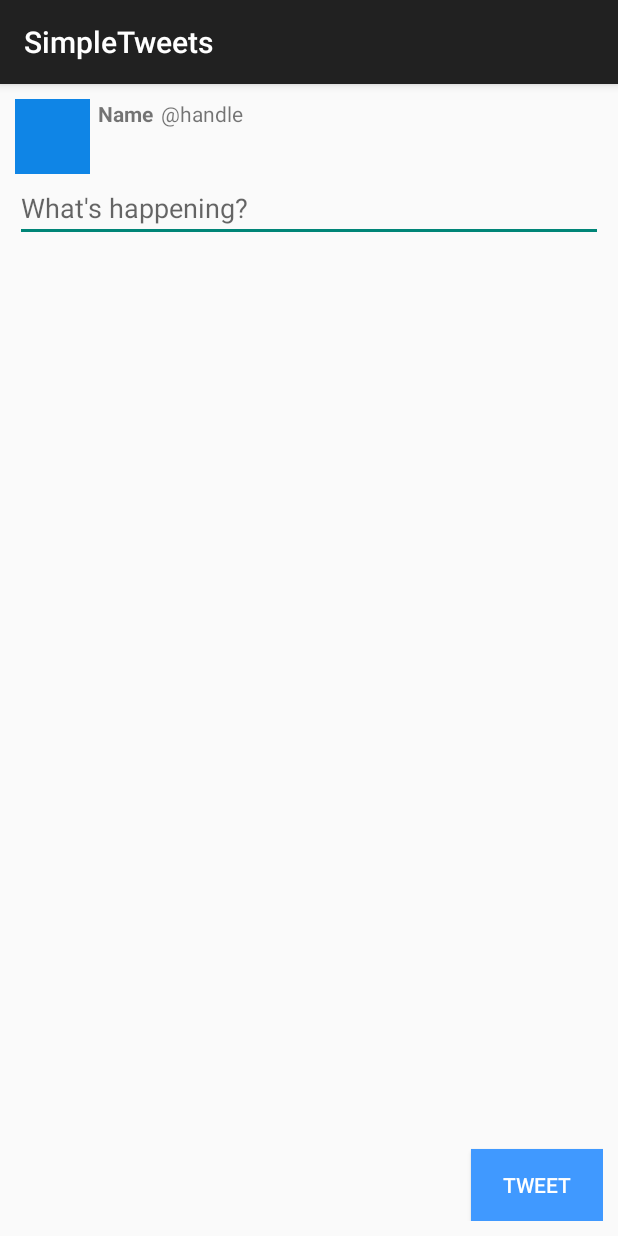
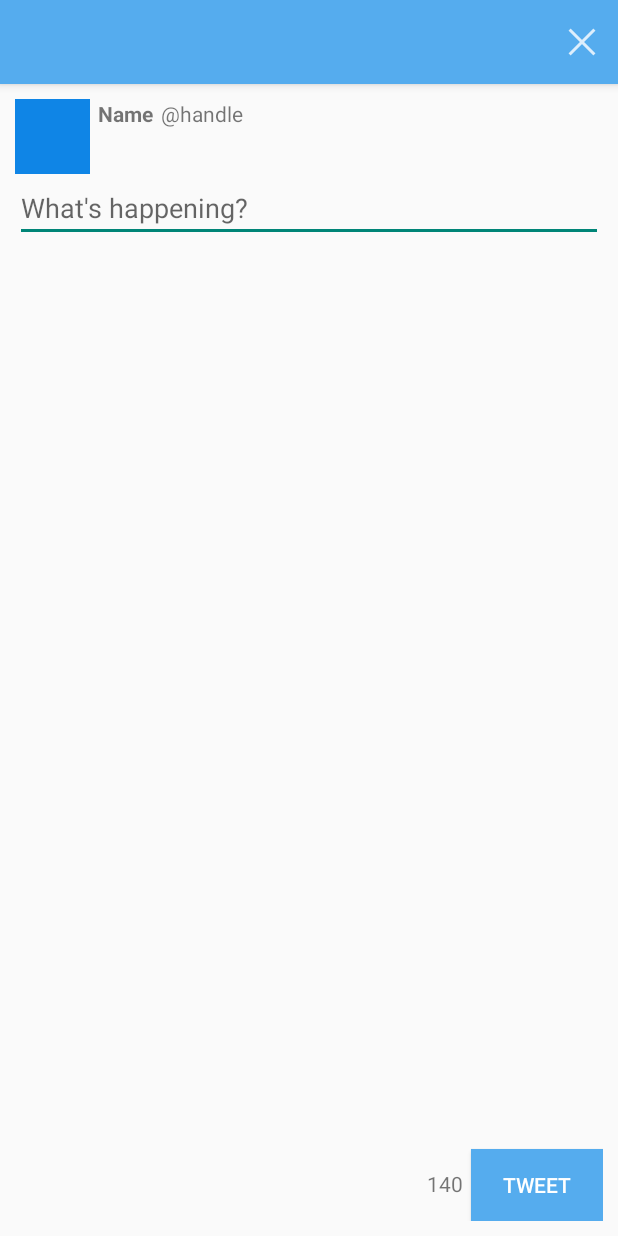
Before and after one commit to lyssaunderwood/MyTwitter, an Android app: the ComposeActivity screen opened directly, with no data from a screen before it, on a phone screen of 412 x 824 dp. Run offline under Robolectric (Android 15) with nearby library versions, the phone set to English and light mode, and no system bars; our stand-ins replace Picasso; libraries missing offline, so code that uses them is left out: com.activeandroid, com.loopj.android, cz.msebera.android, org.parceler; pictures from the network do not load; 2 statements that could not run were skipped.

Commit message:
Update 3

```diff
--- a/app/src/main/java/com/codepath/apps/mysimpletweet/ComposeActivity.java
+++ b/app/src/main/java/com/codepath/apps/mysimpletweet/ComposeActivity.java
@@ -6,7 +6,11 @@ import android.graphics.drawable.ColorDrawable;
 import android.support.v4.app.FragmentTransaction;
 import android.support.v7.app.AppCompatActivity;
 import android.os.Bundle;
+import android.text.Editable;
+import android.text.TextWatcher;
 import android.util.Log;
+import android.view.Menu;
+import android.view.MenuItem;
 import android.view.View;
 import android.widget.Button;
 import android.widget.EditText;
@@ -35,14 +39,18 @@ public class ComposeActivity extends AppCompatActivity {
     TextView tvHandle;
     TextView tvUserName;
     ImageView ivProfileImage;
+    TextView tvCount;
 
     String newTweet;
     Tweet tweet;
+    int tweetCount;
 
     @Override
     protected void onCreate(Bundle savedInstanceState) {
         super.onCreate(savedInstanceState);
         setContentView(R.layout.activity_compose);
+        getSupportActionBar().setTitle("");
+        getSupportActionBar().setBackgroundDrawable(new ColorDrawable(Color.parseColor("#55acee")));
 
         client = TwitterApplication.getRestClient();
         // get account info
@@ -51,11 +59,58 @@ public class ComposeActivity extends AppCompatActivity {
             public void onSuccess(int statusCode, Header[] headers, JSONObject response) {
                 user = User.fromJson(response);
                 // my current user account's info
-                getSupportActionBar().setTitle("");
-                getSupportActionBar().setBackgroundDrawable(new ColorDrawable(Color.parseColor("#4099FF")));
                 populateHeader(user);
             }
         });
+
+        tweetCount = 140;
+        tvCount = (TextView) findViewById(R.id.tvCount);
+        tvCount.setText(String.valueOf(tweetCount));
+        etNewTweet = (EditText) findViewById(R.id.etNewTweet);
+        etNewTweet.addTextChangedListener(new TextWatcher() {
+            @Override
+            public void onTextChanged(CharSequence s, int start, int before, int count) {
+                // Fires right as the text is being changed (even supplies the range of text)
+                //Toast.makeText(getApplicationContext(), String.valueOf(count), Toast.LENGTH_SHORT).show();
+                tweetCount--;
+            }
+
+            @Override
+            public void beforeTextChanged(CharSequence s, int start, int count,
+                                          int after) {
+                // Fires right before text is changing
+            }
+
+            @Override
+            public void afterTextChanged(Editable s) {
+                // Fires right after the text has changed
+                //tvCount.setText();
+                tvCount.setText(String.valueOf(tweetCount));
+                if (tweetCount < 0) {
+                    tvCount.setTextColor(Color.parseColor("#FF0000"));
+                }
+            }
+        });
+    }
+
+    @Override
+    public boolean onCreateOptionsMenu(Menu menu) {
+        getMenuInflater().inflate(R.menu.menu_compose, menu);
+        return true;
+    }
+
+    @Override
+    public boolean onOptionsItemSelected(MenuItem item) {
+        int id = item.getItemId();
+        //if (id == R.id.action_settings) {
+        //  return true;
+        //}
+
+        return super.onOptionsItemSelected(item);
+    }
+
+    public void onClickExit(MenuItem mi) {
+        finish();
     }
 
     private void populateHeader(User user) {
@@ -93,4 +148,5 @@ public class ComposeActivity extends AppCompatActivity {
         });
 
     }
+
 }
--- a/app/src/main/java/com/codepath/apps/mysimpletweet/ProfileActivity.java
+++ b/app/src/main/java/com/codepath/apps/mysimpletweet/ProfileActivity.java
@@ -36,7 +36,7 @@ public class ProfileActivity extends AppCompatActivity {
                 user = User.fromJson(response);
                 // my current user account's info
                 getSupportActionBar().setTitle("@" + user.getScreenName());
-                getSupportActionBar().setBackgroundDrawable(new ColorDrawable(Color.parseColor("#4099FF")));
+                getSupportActionBar().setBackgroundDrawable(new ColorDrawable(Color.parseColor("#55acee")));
                 populateProfileHeader(user);
             }
         });
--- a/app/src/main/java/com/codepath/apps/mysimpletweet/TimelineActivity.java
+++ b/app/src/main/java/com/codepath/apps/mysimpletweet/TimelineActivity.java
@@ -42,7 +42,7 @@ public class TimelineActivity extends AppCompatActivity {
     protected void onCreate(Bundle savedInstanceState) {
         super.onCreate(savedInstanceState);
         setContentView(R.layout.activity_timeline);
-        getSupportActionBar().setBackgroundDrawable(new ColorDrawable(Color.parseColor("#4099FF")));
+        getSupportActionBar().setBackgroundDrawable(new ColorDrawable(Color.parseColor("#55acee")));
 
         homeTimeline = new HomeTimelineFragment();
         mentions = new MentionsTimelineFragment();
--- a/app/src/main/java/com/codepath/apps/mysimpletweet/TweetsArrayAdapter.java
+++ b/app/src/main/java/com/codepath/apps/mysimpletweet/TweetsArrayAdapter.java
@@ -2,6 +2,7 @@ package com.codepath.apps.mysimpletweet;
 
 import android.content.Context;
 import android.content.Intent;
+import android.util.Log;
 import android.view.LayoutInflater;
 import android.view.View;
 import android.view.ViewGroup;
@@ -39,6 +40,7 @@ public class TweetsArrayAdapter extends ArrayAdapter<Tweet> {
         TextView tvHandle = (TextView) convertView.findViewById(R.id.tvHandle);
         TextView tvTimestamp = (TextView) convertView.findViewById(R.id.tvTimestamp);
         // populate subviews
+        //Log.d("HELP", tweet.getRelativeTimeAgo(tweet.getCreatedAt()));
         tvTimestamp.setText(tweet.getRelativeTimeAgo(tweet.getCreatedAt()));
         tvHandle.setText("@" + tweet.getUser().getScreenName());
         tvUserName.setText(tweet.getUser().getName());
--- a/app/src/main/res/layout/activity_compose.xml
+++ b/app/src/main/res/layout/activity_compose.xml
@@ -55,10 +55,21 @@
         android:text="@string/tweet"
         android:id="@+id/btnTweet"
         android:textColor="#ffffff"
-        android:background="#4099ff"
+        android:background="#55acee"
         android:layout_alignParentBottom="true"
         android:layout_alignParentRight="true"
         android:layout_alignParentEnd="true"
+        android:layout_marginLeft="5dp"
         android:onClick="onTweet"/>
 
+    <TextView
+        android:layout_width="wrap_content"
+        android:layout_height="wrap_content"
+        android:text="140"
+        android:id="@+id/tvCount"
+        android:layout_alignBottom="@+id/btnTweet"
+        android:layout_toLeftOf="@+id/btnTweet"
+        android:layout_toStartOf="@+id/btnTweet"
+        android:layout_marginBottom="15dp"/>
+
 </RelativeLayout>
--- a/app/src/main/res/layout/item_tweet.xml
+++ b/app/src/main/res/layout/item_tweet.xml
@@ -53,4 +53,5 @@
         android:layout_alignParentTop="true"
         android:layout_alignParentRight="true"
         android:layout_alignParentEnd="true" />
+
 </RelativeLayout>
--- /dev/null
+++ b/app/src/main/res/menu/menu_compose.xml
@@ -0,0 +1,15 @@
+<?xml version="1.0" encoding="utf-8"?>
+<menu xmlns:android="http://schemas.android.com/apk/res/android"
+    xmlns:app="http://schemas.android.com/apk/res-auto"
+    xmlns:tools="http://schemas.android.com/tools"
+    tools:context=".com.codepath.apps.mysimpletweet.ComposeActivity">
+
+    <item
+        android:id="@+id/miExit"
+        app:showAsAction="ifRoom"
+        android:icon="@drawable/ic_exit"
+        android:title="Exit"
+        android:onClick="onClickExit"
+        ></item>
+
+</menu>
```
Also changed, not shown: app/src/main/java/com/codepath/apps/mysimpletweet/models/Tweet.java (+14 -6 lines), app/src/main/res/layout/activity_timeline.xml (+4 -4 lines), app/src/main/ic_retweet-web.png (added), app/src/main/ic_twitterlogo-web.png (added), app/src/main/res/drawable-hdpi/ic_exit.png (added), app/src/main/res/drawable-mdpi/ic_exit.png (added), app/src/main/res/drawable-xhdpi/ic_exit.png (added), app/src/main/res/drawable-xxhdpi/ic_exit.png (added).
